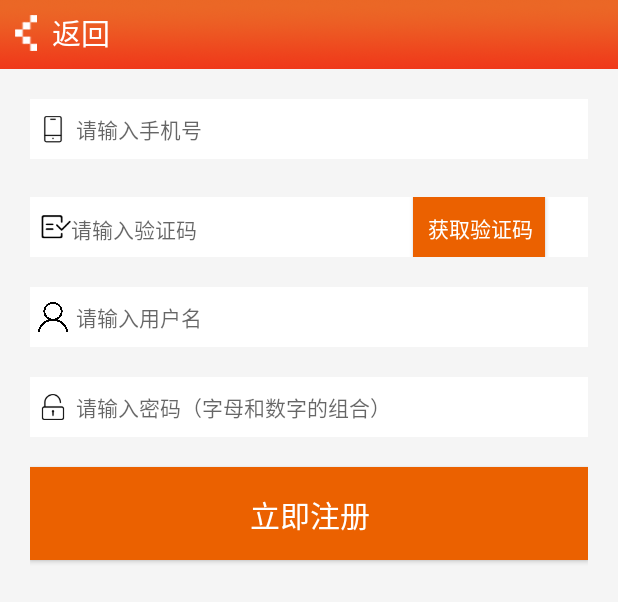
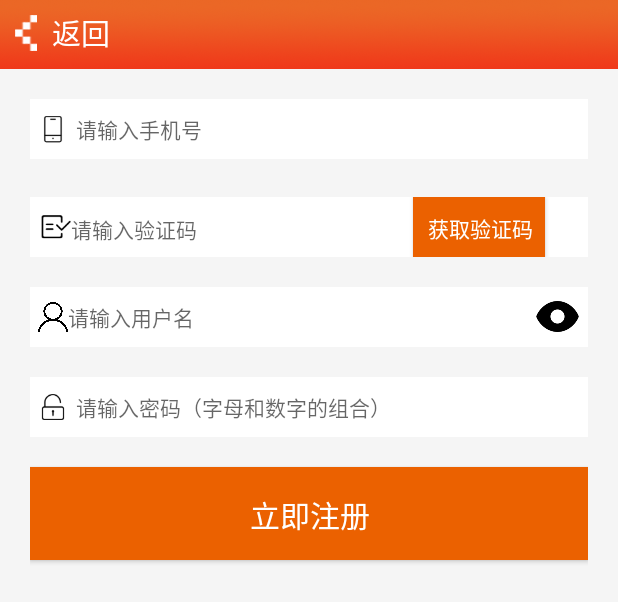
Before and after one commit to ChuJianan/erlife, an Android app: the layout activity_sign.xml on its own in the app's theme, with its tools: preview values and no code run, on a phone screen of 412 x 824 dp. Shown: the top 602 px of the screen. Run offline under Robolectric (Android 15) with nearby library versions, the phone set to English and light mode, and no system bars.

Commit message:
4-14 下班更新

```diff
--- a/app/src/main/java/com/yrkj/yrlife/ui/MoreActivity.java
+++ b/app/src/main/java/com/yrkj/yrlife/ui/MoreActivity.java
@@ -54,7 +54,7 @@ public class MoreActivity extends BaseActivity {
         MobclickAgent.onPageStart("更多");
         MobclickAgent.onResume(this);
         filePath = preferences.getString("filepath","");
-        if (filePath!=null&&filePath!=""&&filePath.equals("")){
+        if (filePath!=null&&filePath!=""&&!filePath.equals("")){
             qrcode.setImageBitmap(BitmapFactory.decodeFile(filePath));
         }else {
             //二维码图片较大时，生成图片、保存文件的时间可能较长，因此放在新线程中
--- /dev/null
+++ b/app/src/main/res/drawable/attention_bg.xml
@@ -0,0 +1,6 @@
+<?xml version="1.0" encoding="utf-8"?>
+<selector xmlns:android="http://schemas.android.com/apk/res/android">
+
+    <item android:state_selected="true" android:drawable="@drawable/attention" />
+    <item android:drawable="@drawable/attention_fill" />
+</selector>
--- a/app/src/main/res/layout/activity_login.xml
+++ b/app/src/main/res/layout/activity_login.xml
@@ -61,7 +61,7 @@
                 android:layout_width="match_parent"
                 android:layout_height="40dp"
                 android:id="@+id/password"
-                android:password="true"
+                android:inputType="textPassword"
                 android:layout_alignParentTop="true"
                 android:background="@color/white"
                 android:layout_marginLeft="@dimen/space_5"
--- a/app/src/main/res/layout/activity_sign.xml
+++ b/app/src/main/res/layout/activity_sign.xml
@@ -117,9 +117,9 @@
                 android:hint="请输入用户名"
                 android:textSize="@dimen/text_size_14"
                 android:background="@color/white"
-                android:layout_marginLeft="@dimen/space_5"
-                android:password="true"
+                android:inputType="textPassword"
                 android:layout_alignParentTop="true"
+                android:layout_toLeftOf="@+id/imageView19"
                 android:layout_toRightOf="@+id/imageView3"
                 android:layout_toEndOf="@+id/imageView3" />
 
@@ -131,6 +131,16 @@
                 android:layout_centerVertical="true"
                 android:layout_alignParentLeft="true"
                 android:layout_alignParentStart="true" />
+
+            <ImageView
+                android:layout_width="30dp"
+                android:layout_height="30dp"
+                android:id="@+id/imageView19"
+                android:src="@drawable/attention_bg"
+                android:layout_marginRight="@dimen/space_5"
+                android:layout_centerVertical="true"
+                android:layout_alignParentRight="true"
+                android:layout_alignParentEnd="true" />
         </RelativeLayout>
 
         <RelativeLayout
@@ -148,7 +158,7 @@
                 android:layout_width="match_parent"
                 android:layout_height="40dp"
                 android:id="@+id/pwd"
-                android:password="true"
+                android:inputType="textPassword"
                 android:hint="请输入密码（字母和数字的组合）"
                 android:textSize="@dimen/text_size_14"
                 android:layout_marginLeft="@dimen/space_5"
```
Also changed, not shown: app/src/main/res/drawable/attention.png (added), app/src/main/res/drawable/attention_fill.png (added).
